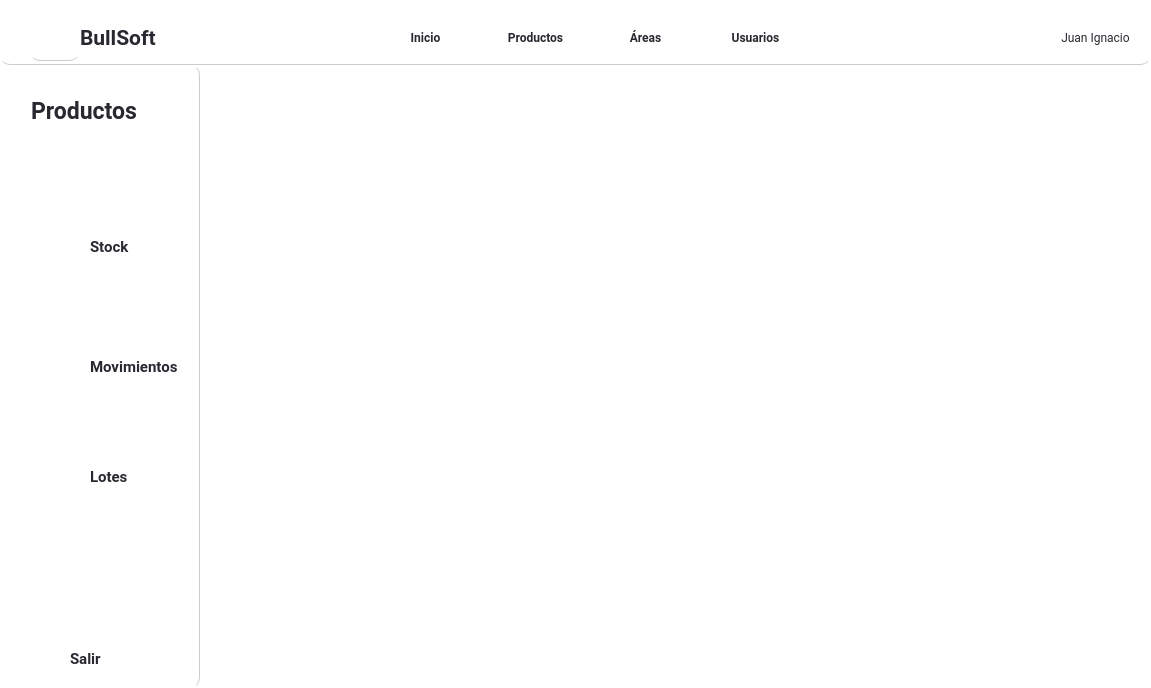
First picture: the form in Interfaces/main/nuevomain_ui.ui, repository juanignaciocansillieri/bullsoft, before the edit.
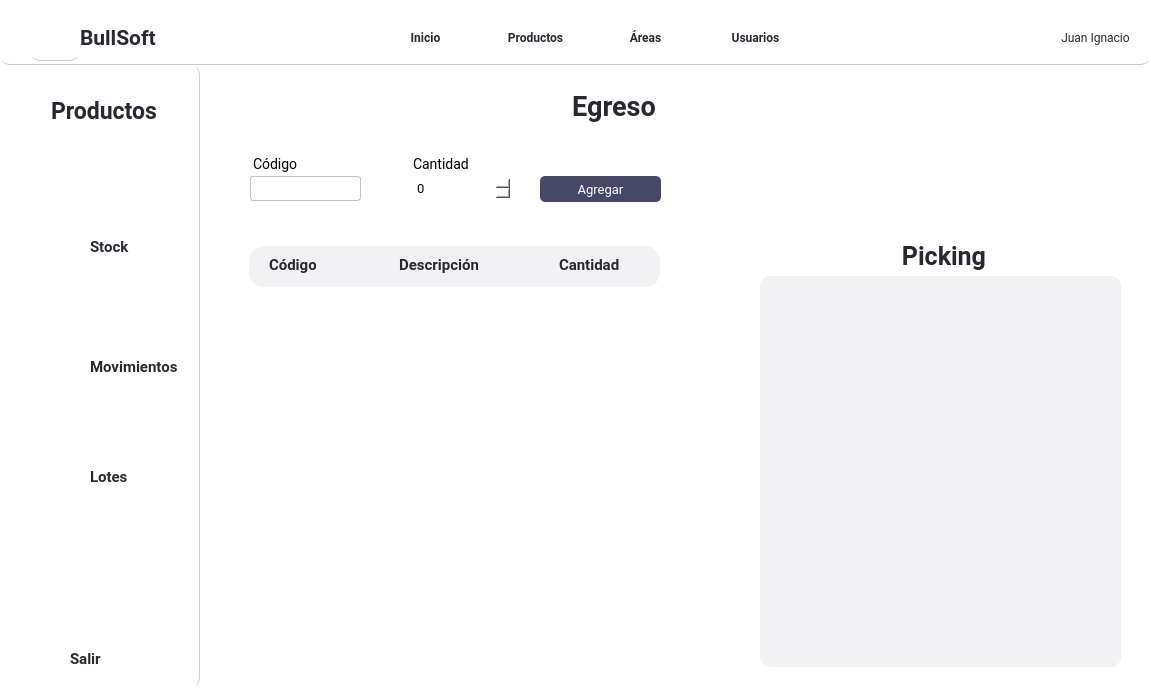
Second picture: the form after the edit. The open tabs and pages were chosen to show the change. Icons and pictures are not drawn.

Commit message: cambios area+deposito e  interfaz picking

```diff
--- a/Interfaces/main/nuevomain_ui.ui
+++ b/Interfaces/main/nuevomain_ui.ui
@@ -10,6 +10,18 @@
     <height>688</height>
    </rect>
   </property>
+  <property name="minimumSize">
+   <size>
+    <width>1151</width>
+    <height>688</height>
+   </size>
+  </property>
+  <property name="maximumSize">
+   <size>
+    <width>1151</width>
+    <height>688</height>
+   </size>
+  </property>
   <property name="font">
    <font>
     <kerning>false</kerning>
@@ -555,7 +567,7 @@
              <widget class="QLabel" name="label_9">
               <property name="geometry">
                <rect>
-                <x>20</x>
+                <x>40</x>
                 <y>20</y>
                 <width>128</width>
                 <height>40</height>
@@ -5067,6 +5079,596 @@
                 <property name="frameShadow">
                  <enum>QFrame::Raised</enum>
                 </property>
+                <widget class="QLabel" name="label_15">
+                 <property name="geometry">
+                  <rect>
+                   <x>350</x>
+                   <y>20</y>
+                   <width>128</width>
+                   <height>40</height>
+                  </rect>
+                 </property>
+                 <property name="minimumSize">
+                  <size>
+                   <width>128</width>
+                   <height>0</height>
+                  </size>
+                 </property>
+                 <property name="maximumSize">
+                  <size>
+                   <width>120</width>
+                   <height>40</height>
+                  </size>
+                 </property>
+                 <property name="font">
+                  <font>
+                   <family>Roboto</family>
+                   <pointsize>20</pointsize>
+                   <weight>75</weight>
+                   <bold>true</bold>
+                  </font>
+                 </property>
+                 <property name="styleSheet">
+                  <string notr="true">color: #282830 ;
+border: none</string>
+                 </property>
+                 <property name="text">
+                  <string>Egreso</string>
+                 </property>
+                 <property name="alignment">
+                  <set>Qt::AlignCenter</set>
+                 </property>
+                </widget>
+                <widget class="QLabel" name="label_egr_ing">
+                 <property name="geometry">
+                  <rect>
+                   <x>40</x>
+                   <y>80</y>
+                   <width>131</width>
+                   <height>27</height>
+                  </rect>
+                 </property>
+                 <property name="font">
+                  <font>
+                   <family>Roboto</family>
+                   <pointsize>-1</pointsize>
+                  </font>
+                 </property>
+                 <property name="styleSheet">
+                  <string notr="true">font-family: Roboto;
+font-size: 14px;
+margin-top:10px;
+margin-left:10px
+
+</string>
+                 </property>
+                 <property name="text">
+                  <string>Código</string>
+                 </property>
+                </widget>
+                <widget class="QLineEdit" name="input_codigoProdEgreso">
+                 <property name="geometry">
+                  <rect>
+                   <x>40</x>
+                   <y>110</y>
+                   <width>121</width>
+                   <height>25</height>
+                  </rect>
+                 </property>
+                 <property name="minimumSize">
+                  <size>
+                   <width>0</width>
+                   <height>0</height>
+                  </size>
+                 </property>
+                 <property name="maximumSize">
+                  <size>
+                   <width>16777215</width>
+                   <height>25</height>
+                  </size>
+                 </property>
+                 <property name="styleSheet">
+                  <string notr="true">QLineEdit{
+background-color: #fff;
+border: 0.5px solid #c1c1c1;
+border-radius: 3px;
+padding: 4 5px;
+color: rgb(0, 0, 0);
+font-family:Roboto;
+font-size:13px;
+font-weight: 400;
+margin-left: 10px;
+
+}
+</string>
+                 </property>
+                 <property name="text">
+                  <string/>
+                 </property>
+                 <property name="placeholderText">
+                  <string/>
+                 </property>
+                </widget>
+                <widget class="QSpinBox" name="num_cantidadEgreso">
+                 <property name="geometry">
+                  <rect>
+                   <x>200</x>
+                   <y>110</y>
+                   <width>121</width>
+                   <height>25</height>
+                  </rect>
+                 </property>
+                 <property name="styleSheet">
+                  <string notr="true">background-color: #fff;
+border-radius: 3px;
+padding: 4 5px;
+color: rgb(0, 0, 0);
+font-family:Roboto;
+border: none;
+font-size:13px;
+font-weight: 400;
+margin-left: 10px;
+</string>
+                 </property>
+                 <property name="minimum">
+                  <number>0</number>
+                 </property>
+                 <property name="maximum">
+                  <number>999</number>
+                 </property>
+                </widget>
+                <widget class="QLabel" name="label_pasillos_2">
+                 <property name="geometry">
+                  <rect>
+                   <x>200</x>
+                   <y>80</y>
+                   <width>131</width>
+                   <height>27</height>
+                  </rect>
+                 </property>
+                 <property name="font">
+                  <font>
+                   <family>Roboto</family>
+                   <pointsize>-1</pointsize>
+                  </font>
+                 </property>
+                 <property name="styleSheet">
+                  <string notr="true">font-family: Roboto;
+font-size: 14px;
+margin-top:10px;
+margin-left:10px
+
+</string>
+                 </property>
+                 <property name="text">
+                  <string>Cantidad</string>
+                 </property>
+                </widget>
+                <widget class="QPushButton" name="btn_agregarProdEgreso">
+                 <property name="geometry">
+                  <rect>
+                   <x>340</x>
+                   <y>110</y>
+                   <width>121</width>
+                   <height>26</height>
+                  </rect>
+                 </property>
+                 <property name="font">
+                  <font>
+                   <family>Roboto</family>
+                   <pointsize>-1</pointsize>
+                  </font>
+                 </property>
+                 <property name="cursor">
+                  <cursorShape>PointingHandCursor</cursorShape>
+                 </property>
+                 <property name="styleSheet">
+                  <string notr="true">QPushButton{
+background-color: rgba(71, 71, 103);
+color: #fff;
+border-radius:5px;
+font-family:Roboto;
+font-size: 13px
+
+}
+QPushButton:hover{
+background-color: rgba(71, 71, 103,180);
+}</string>
+                 </property>
+                 <property name="text">
+                  <string>Agregar</string>
+                 </property>
+                </widget>
+                <widget class="QPushButton" name="btn_actualizarProdEgreso">
+                 <property name="geometry">
+                  <rect>
+                   <x>470</x>
+                   <y>190</y>
+                   <width>31</width>
+                   <height>21</height>
+                  </rect>
+                 </property>
+                 <property name="minimumSize">
+                  <size>
+                   <width>0</width>
+                   <height>21</height>
+                  </size>
+                 </property>
+                 <property name="cursor">
+                  <cursorShape>PointingHandCursor</cursorShape>
+                 </property>
+                 <property name="text">
+                  <string/>
+                 </property>
+                 <property name="icon">
+                  <iconset resource="img/img.qrc">
+                   <normaloff>:/img/refresh.png</normaloff>:/img/refresh.png</iconset>
+                 </property>
+                 <property name="iconSize">
+                  <size>
+                   <width>33</width>
+                   <height>16</height>
+                  </size>
+                 </property>
+                </widget>
+                <widget class="QFrame" name="frame_31">
+                 <property name="geometry">
+                  <rect>
+                   <x>49</x>
+                   <y>180</y>
+                   <width>411</width>
+                   <height>41</height>
+                  </rect>
+                 </property>
+                 <property name="minimumSize">
+                  <size>
+                   <width>56</width>
+                   <height>41</height>
+                  </size>
+                 </property>
+                 <property name="styleSheet">
+                  <string notr="true">background-color: #f2f2f5;
+border-radius:15px;</string>
+                 </property>
+                 <property name="frameShape">
+                  <enum>QFrame::StyledPanel</enum>
+                 </property>
+                 <property name="frameShadow">
+                  <enum>QFrame::Raised</enum>
+                 </property>
+                 <widget class="QLabel" name="label_51">
+                  <property name="geometry">
+                   <rect>
+                    <x>20</x>
+                    <y>10</y>
+                    <width>47</width>
+                    <height>18</height>
+                   </rect>
+                  </property>
+                  <property name="font">
+                   <font>
+                    <family>Roboto</family>
+                    <pointsize>11</pointsize>
+                    <weight>75</weight>
+                    <bold>true</bold>
+                   </font>
+                  </property>
+                  <property name="styleSheet">
+                   <string notr="true">background: none;
+color: #282830 ;
+</string>
+                  </property>
+                  <property name="text">
+                   <string>Código</string>
+                  </property>
+                 </widget>
+                 <widget class="QLabel" name="label_52">
+                  <property name="geometry">
+                   <rect>
+                    <x>150</x>
+                    <y>10</y>
+                    <width>79</width>
+                    <height>18</height>
+                   </rect>
+                  </property>
+                  <property name="font">
+                   <font>
+                    <family>Roboto</family>
+                    <pointsize>11</pointsize>
+                    <weight>75</weight>
+                    <bold>true</bold>
+                   </font>
+                  </property>
+                  <property name="styleSheet">
+                   <string notr="true">background: none;
+color: #282830 ;
+
+</string>
+                  </property>
+                  <property name="text">
+                   <string>Descripción</string>
+                  </property>
+                 </widget>
+                 <widget class="QLabel" name="label_56">
+                  <property name="geometry">
+                   <rect>
+                    <x>310</x>
+                    <y>10</y>
+                    <width>61</width>
+                    <height>18</height>
+                   </rect>
+                  </property>
+                  <property name="font">
+                   <font>
+                    <family>Roboto</family>
+                    <pointsize>11</pointsize>
+                    <weight>75</weight>
+                    <bold>true</bold>
+                   </font>
+                  </property>
+                  <property name="styleSheet">
+                   <string notr="true">background: none;
+color: #282830 ;
+
+</string>
+                  </property>
+                  <property name="text">
+                   <string>Cantidad</string>
+                  </property>
+                 </widget>
+                 <widget class="QTableWidget" name="tableWidget_lotes_2">
+                  <property name="geometry">
+                   <rect>
+                    <x>0</x>
+                    <y>30</y>
+                    <width>801</width>
+                    <height>351</height>
+                   </rect>
+                  </property>
+                  <property name="cursor" stdset="0">
+                   <cursorShape>PointingHandCursor</cursorShape>
+                  </property>
+                  <property name="styleSheet">
+                   <string notr="true">QTableWidget{
+font-size: 11pt;
+margin-top:15px;
+color: #000;
+font-family: Roboto;
+text-align:center;
+}
+QHeaderView::section {
+    background-color: #394353;
+	border-radius: 11px;
+	color:#fff;
+    font-size: 9pt;
+	font-family:Roboto;
+    border-left: 1px solid #394353;
+
+}
+
+QHeaderView::section:horizontal
+{
+    border-top: 1px solid #394353;
+
+}
+
+QHeaderView::section:vertical
+{
+
+    border-left: 1px solid #394353;
+}</string>
+                  </property>
+                  <property name="editTriggers">
+                   <set>QAbstractItemView::NoEditTriggers</set>
+                  </property>
+                  <property name="showGrid">
+                   <bool>false</bool>
+                  </property>
+                  <attribute name="horizontalHeaderVisible">
+                   <bool>false</bool>
+                  </attribute>
+                  <attribute name="horizontalHeaderCascadingSectionResizes">
+                   <bool>true</bool>
+                  </attribute>
+                  <attribute name="horizontalHeaderDefaultSectionSize">
+                   <number>160</number>
+                  </attribute>
+                  <attribute name="horizontalHeaderShowSortIndicator" stdset="0">
+                   <bool>true</bool>
+                  </attribute>
+                  <attribute name="horizontalHeaderStretchLastSection">
+                   <bool>true</bool>
+                  </attribute>
+                  <attribute name="verticalHeaderVisible">
+                   <bool>false</bool>
+                  </attribute>
+                  <attribute name="verticalHeaderDefaultSectionSize">
+                   <number>41</number>
+                  </attribute>
+                  <column>
+                   <property name="text">
+                    <string>New Column</string>
+                   </property>
+                  </column>
+                  <column>
+                   <property name="text">
+                    <string>New Column</string>
+                   </property>
+                  </column>
+                  <column>
+                   <property name="text">
+                    <string>New Column</string>
+                   </property>
+                  </column>
+                  <column>
+                   <property name="text">
+                    <string>New Column</string>
+                   </property>
+                  </column>
+                  <column>
+                   <property name="text">
+                    <string>New Column</string>
+                   </property>
+                  </column>
+                 </widget>
+                </widget>
+                <widget class="QTableWidget" name="tableWidget_egreso">
+                 <property name="geometry">
+                  <rect>
+                   <x>50</x>
+                   <y>240</y>
+                   <width>461</width>
+                   <height>351</height>
+                  </rect>
+                 </property>
+                 <property name="cursor" stdset="0">
+                  <cursorShape>PointingHandCursor</cursorShape>
+                 </property>
+                 <property name="styleSheet">
+                  <string notr="true">QTableWidget{
+font-size: 11pt;
+margin-top:15px;
+color: #000;
+font-family: Roboto;
+text-align:center;
+}
+QHeaderView::section {
+    background-color: #394353;
+	border-radius: 11px;
+	color:#fff;
+    font-size: 9pt;
+	font-family:Roboto;
+    border-left: 1px solid #394353;
+
+}
+
+QHeaderView::section:horizontal
+{
+    border-top: 1px solid #394353;
+
+}
+
+QHeaderView::section:vertical
+{
+
+    border-left: 1px solid #394353;
+}</string>
+                 </property>
+                 <property name="editTriggers">
+                  <set>QAbstractItemView::NoEditTriggers</set>
+                 </property>
+                 <property name="showGrid">
+                  <bool>false</bool>
+                 </property>
+                 <attribute name="horizontalHeaderVisible">
+                  <bool>false</bool>
+                 </attribute>
+                 <attribute name="horizontalHeaderCascadingSectionResizes">
+                  <bool>true</bool>
+                 </attribute>
+                 <attribute name="horizontalHeaderDefaultSectionSize">
+                  <number>150</number>
+                 </attribute>
+                 <attribute name="horizontalHeaderShowSortIndicator" stdset="0">
+                  <bool>true</bool>
+                 </attribute>
+                 <attribute name="horizontalHeaderStretchLastSection">
+                  <bool>true</bool>
+                 </attribute>
+                 <attribute name="verticalHeaderVisible">
+                  <bool>false</bool>
+                 </attribute>
+                 <attribute name="verticalHeaderDefaultSectionSize">
+                  <number>41</number>
+                 </attribute>
+                 <column>
+                  <property name="text">
+                   <string>New Column</string>
+                  </property>
+                 </column>
+                 <column>
+                  <property name="text">
+                   <string>New Column</string>
+                  </property>
+                 </column>
+                 <column>
+                  <property name="text">
+                   <string>New Column</string>
+                  </property>
+                 </column>
+                </widget>
+                <widget class="QListWidget" name="lista_egreso">
+                 <property name="geometry">
+                  <rect>
+                   <x>560</x>
+                   <y>210</y>
+                   <width>361</width>
+                   <height>391</height>
+                  </rect>
+                 </property>
+                 <property name="font">
+                  <font>
+                   <family>Roboto</family>
+                   <pointsize>16</pointsize>
+                  </font>
+                 </property>
+                 <property name="styleSheet">
+                  <string notr="true">background-color: #f2f2f5;
+</string>
+                 </property>
+                 <property name="autoScrollMargin">
+                  <number>16</number>
+                 </property>
+                 <property name="editTriggers">
+                  <set>QAbstractItemView::DoubleClicked</set>
+                 </property>
+                 <property name="batchSize">
+                  <number>100</number>
+                 </property>
+                 <property name="currentRow">
+                  <number>-1</number>
+                 </property>
+                </widget>
+                <widget class="QLabel" name="label_16">
+                 <property name="geometry">
+                  <rect>
+                   <x>680</x>
+                   <y>170</y>
+                   <width>128</width>
+                   <height>40</height>
+                  </rect>
+                 </property>
+                 <property name="minimumSize">
+                  <size>
+                   <width>128</width>
+                   <height>0</height>
+                  </size>
+                 </property>
+                 <property name="maximumSize">
+                  <size>
+                   <width>120</width>
+                   <height>40</height>
+                  </size>
+                 </property>
+                 <property name="font">
+                  <font>
+                   <family>Roboto</family>
+                   <pointsize>19</pointsize>
+                   <weight>75</weight>
+                   <bold>true</bold>
+                  </font>
+                 </property>
+                 <property name="styleSheet">
+                  <string notr="true">color: #282830 ;
+border: none</string>
+                 </property>
+                 <property name="text">
+                  <string>Picking</string>
+                 </property>
+                 <property name="alignment">
+                  <set>Qt::AlignCenter</set>
+                 </property>
+                </widget>
                </widget>
               </item>
              </layout>
```
Left out of the diff: 10 changed lines with no effect on the pictures. The commit also changes 6 other files.
